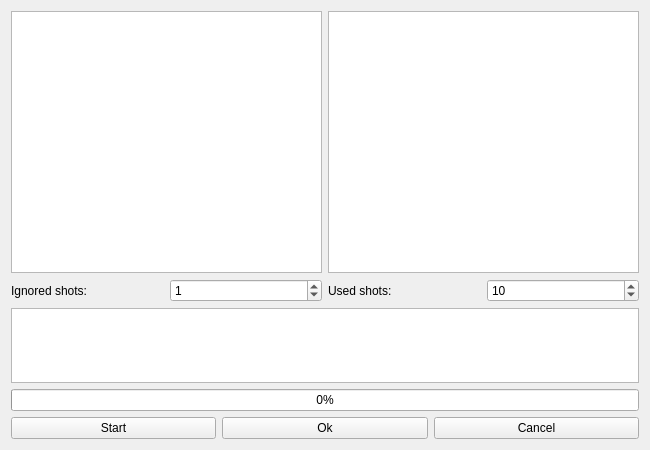
Before: the Qt Designer form src/madgui/online/mor_measure.ui in hibtc/madgui, drawn with Qt 5.
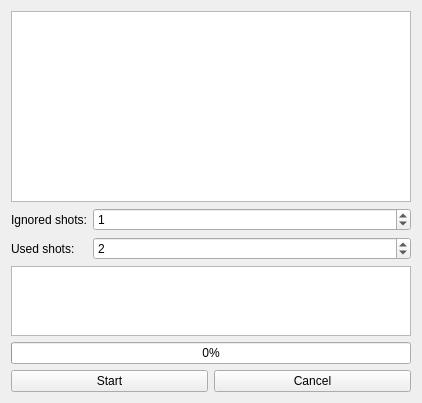
After: the same form once the commit is applied. Custom widgets are drawn as their Qt base class.

Commit message: Basic version of the measurement procedure and update_fit

```diff
--- a/src/madgui/online/mor_measure.ui
+++ b/src/madgui/online/mor_measure.ui
@@ -6,8 +6,8 @@
    <rect>
     <x>0</x>
     <y>0</y>
-    <width>650</width>
-    <height>450</height>
+    <width>422</width>
+    <height>403</height>
    </rect>
   </property>
   <property name="windowTitle">
@@ -15,17 +15,21 @@
   </property>
   <layout class="QVBoxLayout" stretch="2,0,1">
    <item>
-    <layout class="QHBoxLayout" stretch="1,1">
-     <item>
-      <widget class="TableView" name="ctrl_monitors"/>
-     </item>
+    <layout class="QHBoxLayout" stretch="1">
      <item>
       <widget class="TableView" name="ctrl_correctors"/>
      </item>
     </layout>
    </item>
    <item>
-    <layout class="QGridLayout" name="gridLayout">
+    <layout class="QFormLayout" name="formLayout">
+     <item row="0" column="0">
+      <widget class="QLabel" name="label">
+       <property name="text">
+        <string>Ignored shots:</string>
+       </property>
+      </widget>
+     </item>
      <item row="0" column="1">
       <widget class="QSpinBox" name="num_shots_wait">
        <property name="value">
@@ -33,27 +37,20 @@
        </property>
       </widget>
      </item>
-     <item row="0" column="2">
+     <item row="1" column="0">
       <widget class="QLabel" name="label">
        <property name="text">
         <string>Used shots:</string>
        </property>
       </widget>
      </item>
-     <item row="0" column="0">
-      <widget class="QLabel" name="label">
-       <property name="text">
-        <string>Ignored shots:</string>
-       </property>
-      </widget>
-     </item>
-     <item row="0" column="3">
+     <item row="1" column="1">
       <widget class="QSpinBox" name="num_shots_use">
        <property name="minimum">
         <number>1</number>
        </property>
        <property name="value">
-        <number>10</number>
+        <number>2</number>
        </property>
       </widget>
      </item>
@@ -84,13 +81,6 @@
          </property>
         </widget>
        </item>
-       <item>
-        <widget class="QPushButton" name="pushButton">
-         <property name="text">
-          <string>Ok</string>
-         </property>
-        </widget>
-       </item>
        <item>
         <widget class="QPushButton" name="btn_cancel">
          <property name="text">
```
The commit also changes 1 other file.
